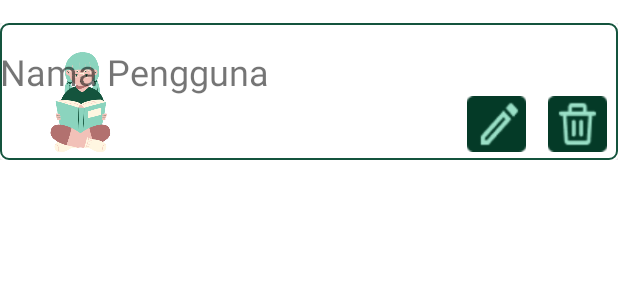
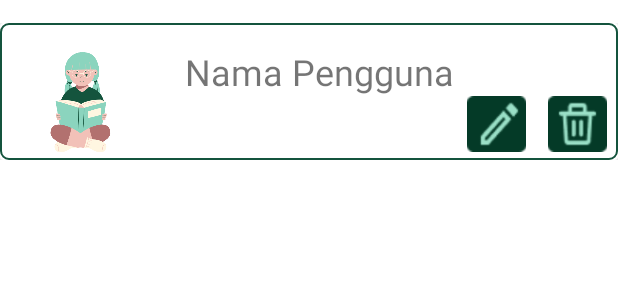
Before and after one commit to rosyidahjihan85/GrandLibrary, an Android app: the layout pinjam_adapter.xml on its own in the app's theme, with its tools: preview values and no code run, on a phone screen of 412 x 824 dp. Shown: the top 300 px of the screen. Run offline under Robolectric (Android 15) with nearby library versions, the phone set to English and light mode, and no system bars; Roboto replaces fonts that are not available here.

Commit message:
ubah detail

```diff
--- a/app/src/main/res/layout/activity_detail_pinjam.xml
+++ b/app/src/main/res/layout/activity_detail_pinjam.xml
@@ -111,7 +111,7 @@
         android:layout_height="74dp"
         android:layout_marginTop="20dp"
         android:layout_marginStart="1dp"
-        android:text="namamu "
+        android:text="namamuu "
         android:textColor="#043A27"
         android:textSize="25sp"
         app:layout_constraintEnd_toEndOf="parent"
--- a/app/src/main/res/layout/pinjam_adapter.xml
+++ b/app/src/main/res/layout/pinjam_adapter.xml
@@ -39,7 +39,7 @@
                 android:layout_marginTop="16dp"
                 android:text="Nama Pengguna"
                 android:textSize="24sp"
-                app:layout_constraintStart_toEndOf="@+id/imgbook1"
+                app:layout_constraintStart_toEndOf="@+id/imgbook2"
                 app:layout_constraintTop_toTopOf="parent" />
 
             <LinearLayout
```
